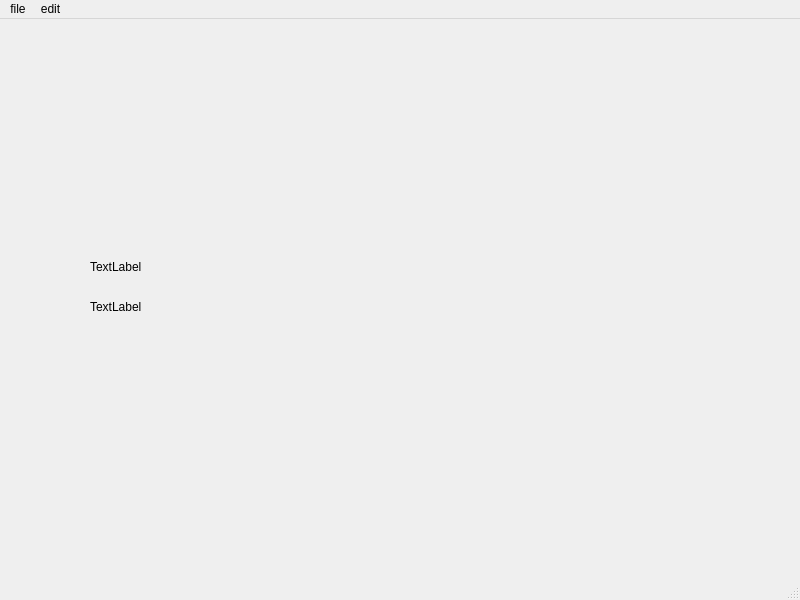
FNSOIDATHQ/localization-tool-for-Men-of-War, file localization-tool-for-Men-of-War_v0_1/mainwindow.ui: the form before one commit.
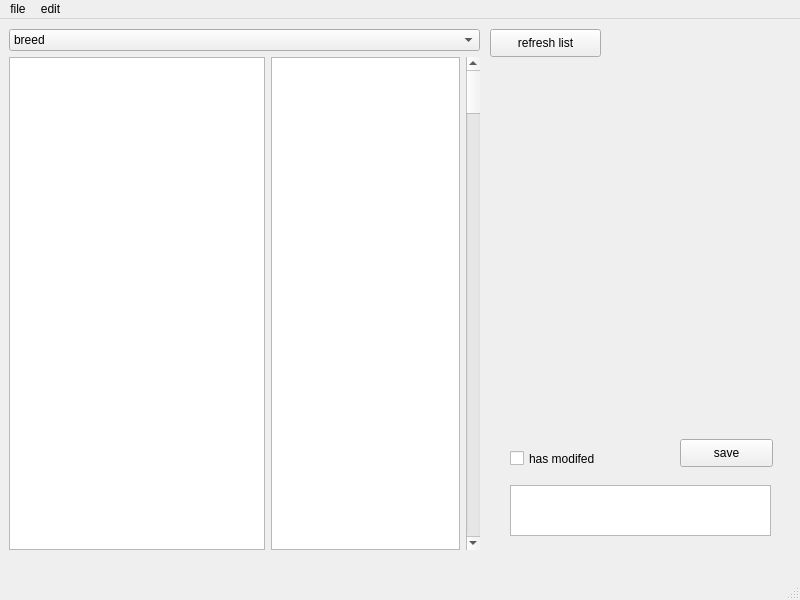
The form after the commit.

```diff
--- a/localization-tool-for-Men-of-War_v0_1/mainwindow.ui
+++ b/localization-tool-for-Men-of-War_v0_1/mainwindow.ui
@@ -14,30 +14,125 @@
    <string>MainWindow</string>
   </property>
   <widget class="QWidget" name="centralwidget">
-   <widget class="QLabel" name="label_3">
+   <widget class="QPushButton" name="refresh">
     <property name="geometry">
      <rect>
-      <x>90</x>
-      <y>240</y>
-      <width>431</width>
-      <height>16</height>
+      <x>490</x>
+      <y>10</y>
+      <width>111</width>
+      <height>28</height>
      </rect>
     </property>
     <property name="text">
-     <string>TextLabel</string>
+     <string>refresh list</string>
     </property>
    </widget>
-   <widget class="QLabel" name="label_4">
+   <widget class="QWidget" name="verticalLayoutWidget">
     <property name="geometry">
      <rect>
-      <x>90</x>
-      <y>280</y>
-      <width>431</width>
-      <height>16</height>
+      <x>9</x>
+      <y>10</y>
+      <width>471</width>
+      <height>521</height>
      </rect>
     </property>
+    <layout class="QVBoxLayout" name="verticalLayout">
+     <item>
+      <widget class="QComboBox" name="unit_type">
+       <item>
+        <property name="text">
+         <string>breed</string>
+        </property>
+       </item>
+       <item>
+        <property name="text">
+         <string>stuff</string>
+        </property>
+       </item>
+      </widget>
+     </item>
+     <item>
+      <layout class="QHBoxLayout" name="horizontalLayout" stretch="0,1,0">
+       <property name="spacing">
+        <number>6</number>
+       </property>
+       <item>
+        <widget class="QTreeView" name="unit_tree">
+         <property name="baseSize">
+          <size>
+           <width>0</width>
+           <height>0</height>
+          </size>
+         </property>
+         <property name="verticalScrollBarPolicy">
+          <enum>Qt::ScrollBarAsNeeded</enum>
+         </property>
+         <property name="horizontalScrollBarPolicy">
+          <enum>Qt::ScrollBarAsNeeded</enum>
+         </property>
+         <property name="autoScroll">
+          <bool>false</bool>
+         </property>
+        </widget>
+       </item>
+       <item>
+        <widget class="QListView" name="unit_hasdone">
+         <property name="enabled">
+          <bool>true</bool>
+         </property>
+         <property name="autoScroll">
+          <bool>false</bool>
+         </property>
+        </widget>
+       </item>
+       <item>
+        <widget class="QScrollBar" name="verticalScrollBar">
+         <property name="orientation">
+          <enum>Qt::Vertical</enum>
+         </property>
+        </widget>
+       </item>
+      </layout>
+     </item>
+    </layout>
+   </widget>
+   <widget class="QTextEdit" name="edit_unit">
+    <property name="geometry">
+     <rect>
+      <x>510</x>
+      <y>466</y>
+      <width>261</width>
+      <height>51</height>
+     </rect>
+    </property>
+   </widget>
+   <widget class="QPushButton" name="save_unit">
+    <property name="geometry">
+     <rect>
+      <x>680</x>
+      <y>420</y>
+      <width>93</width>
+      <height>28</height>
+     </rect>
+    </property>
     <property name="text">
-     <string>TextLabel</string>
+     <string>save</string>
+    </property>
+   </widget>
+   <widget class="QCheckBox" name="check_is_modifed">
+    <property name="geometry">
+     <rect>
+      <x>510</x>
+      <y>430</y>
+      <width>121</width>
+      <height>19</height>
+     </rect>
+    </property>
+    <property name="text">
+     <string>has modifed</string>
+    </property>
+    <property name="tristate">
+     <bool>false</bool>
     </property>
    </widget>
   </widget>
```
Left out of the diff: 104 changed lines with no effect on the pictures.
